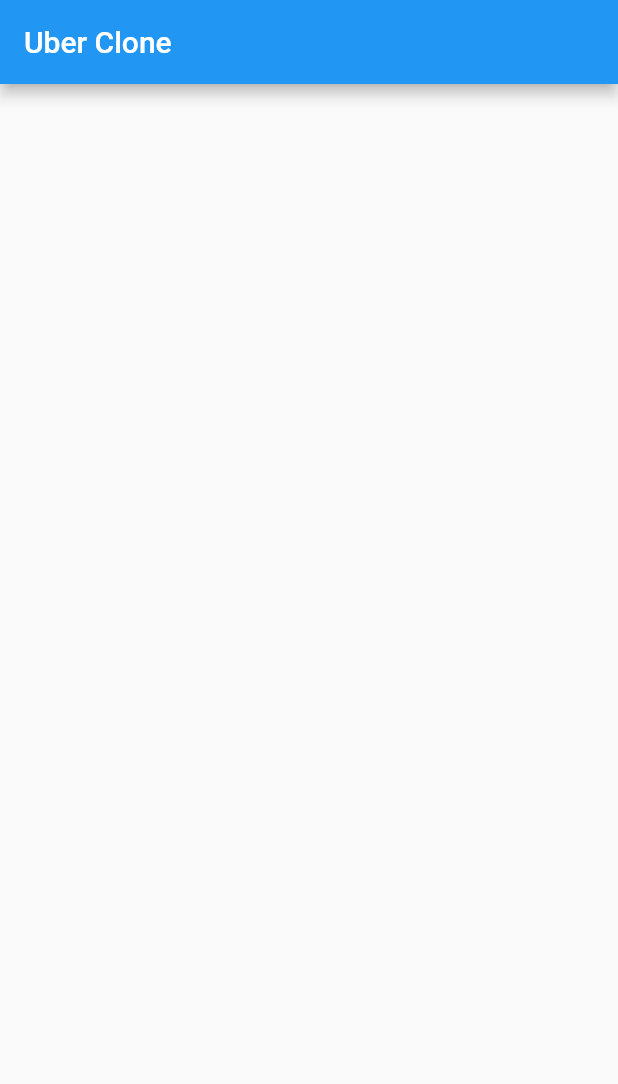
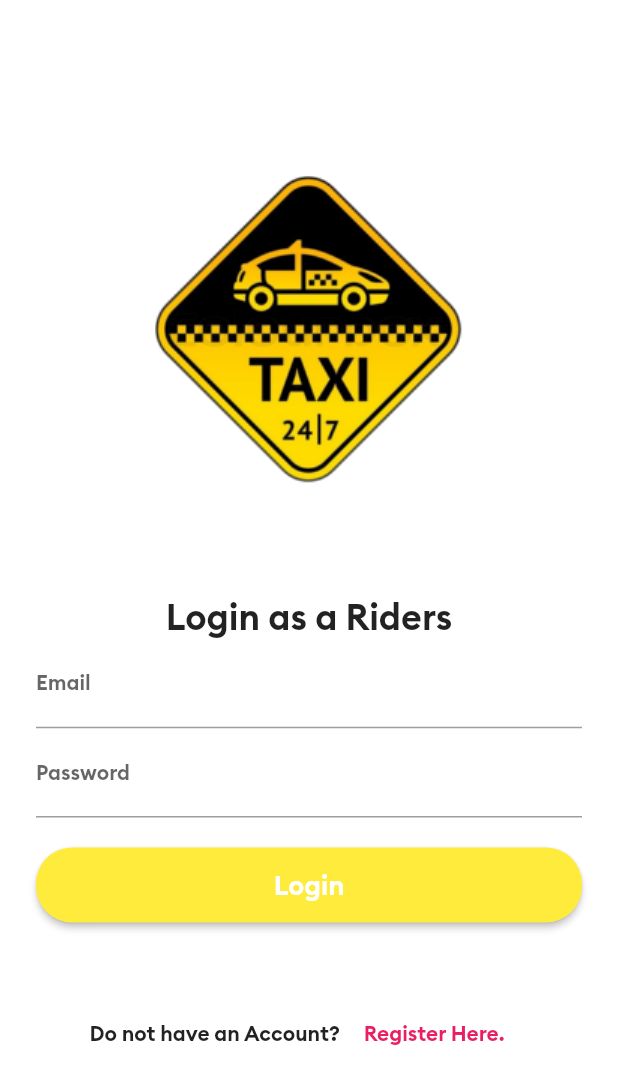
Before and after one commit to xaakib/uber_clone_firebase, a Flutter app: the screen it shows after launch, on a phone screen of 412 x 824 dp. Shown: the top 1084 px of the screen. Run offline on Flutter 3.47's test engine with Material 2 defaults, Android fonts, the light colour scheme and no system bars.

Commit message:
login screen are done

```diff
--- /dev/null
+++ b/lib/AllScreens/loginScreen.dart
@@ -0,0 +1,96 @@
+import 'package:flutter/material.dart';
+
+class LoginScreen extends StatelessWidget {
+  @override
+  Widget build(BuildContext context) {
+    return Scaffold(
+      backgroundColor: Colors.white,
+      body: Padding(
+        padding: const EdgeInsets.symmetric(horizontal: 24),
+        child: SingleChildScrollView(
+          child: Container(
+            alignment: Alignment.center,
+            child: Column(
+              children: [
+                SizedBox(
+                  height: 45,
+                ),
+                Image(
+                    image: AssetImage("images/logo.png"),
+                    height: 350,
+                    width: 350,
+                    alignment: Alignment.center),
+                SizedBox(
+                  height: 1.0,
+                ),
+                Text("Login as a Riders",
+                    style: TextStyle(fontSize: 24, fontFamily: "Brand-Bold"),
+                    textAlign: TextAlign.center),
+                SizedBox(
+                  height: 1.0,
+                ),
+                TextField(
+                  keyboardType: TextInputType.emailAddress,
+                  decoration: InputDecoration(
+                      labelText: "Email",
+                      labelStyle: TextStyle(fontSize: 14.0),
+                      hintStyle: TextStyle(color: Colors.grey, fontSize: 10.0)),
+                ),
+                SizedBox(
+                  height: 1.0,
+                ),
+                TextField(
+                  keyboardType: TextInputType.emailAddress,
+                  obscureText: true,
+                  decoration: InputDecoration(
+                      labelText: "Password",
+                      labelStyle: TextStyle(fontSize: 14.0),
+                      hintStyle: TextStyle(color: Colors.grey, fontSize: 10.0)),
+                ),
+                SizedBox(
+                  height: 20.0,
+                ),
+                RaisedButton(
+                  color: Colors.yellow,
+                  textColor: Colors.white,
+                  child: Container(
+                    height: 50,
+                    width: MediaQuery.of(context).size.width,
+                    child: Center(
+                        child: Text(
+                      "Login",
+                      style: TextStyle(fontSize: 18, fontFamily: "Brand-Bold"),
+                    )),
+                  ),
+                  shape: RoundedRectangleBorder(
+                      borderRadius: BorderRadius.circular(24)),
+                  onPressed: () {
+                    print("Loggedin button clicked");
+                  },
+                ),
+                SizedBox(
+                  height: 50,
+                ),
+                Row(
+                  mainAxisAlignment: MainAxisAlignment.center,
+                  children: [
+                    Text("Do not have an Account?"),
+                    FlatButton(
+                      child: Text(
+                        "Register Here.",
+                        style: TextStyle(color: Colors.pink),
+                      ),
+                      onPressed: () {
+                        print("Clicked register here");
+                      },
+                    ),
+                  ],
+                )
+              ],
+            ),
+          ),
+        ),
+      ),
+    );
+  }
+}
--- a/lib/AllScreens/main_screen.dart
+++ b/lib/AllScreens/main_screen.dart
@@ -12,6 +12,9 @@
       appBar: AppBar(
         title: Text("Uber Clone"),
       ),
+      body: Container(
+        color: Colors.red,
+      ),
     );
   }
 }
--- a/lib/main.dart
+++ b/lib/main.dart
@@ -1,5 +1,6 @@
 import 'package:flutter/material.dart';
 
+import 'AllScreens/loginScreen.dart';
 import 'AllScreens/main_screen.dart';
 
 void main() {
@@ -12,12 +13,13 @@
   Widget build(BuildContext context) {
     return MaterialApp(
       debugShowCheckedModeBanner: false,
-      title: 'Flutter Demo',
+      title: 'Texi Rider App',
       theme: ThemeData(
+        fontFamily: "Brand-Bold",
         primarySwatch: Colors.blue,
         visualDensity: VisualDensity.adaptivePlatformDensity,
       ),
-      home: MainScreen(),
+      home: LoginScreen(),
     );
   }
 }
```
